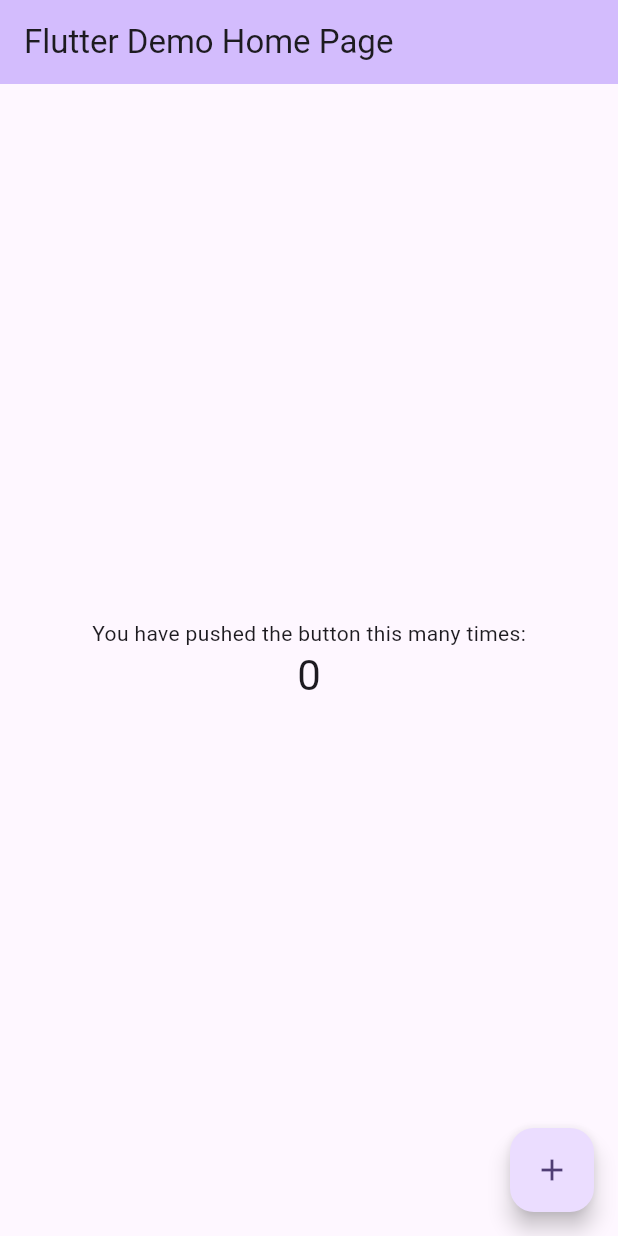
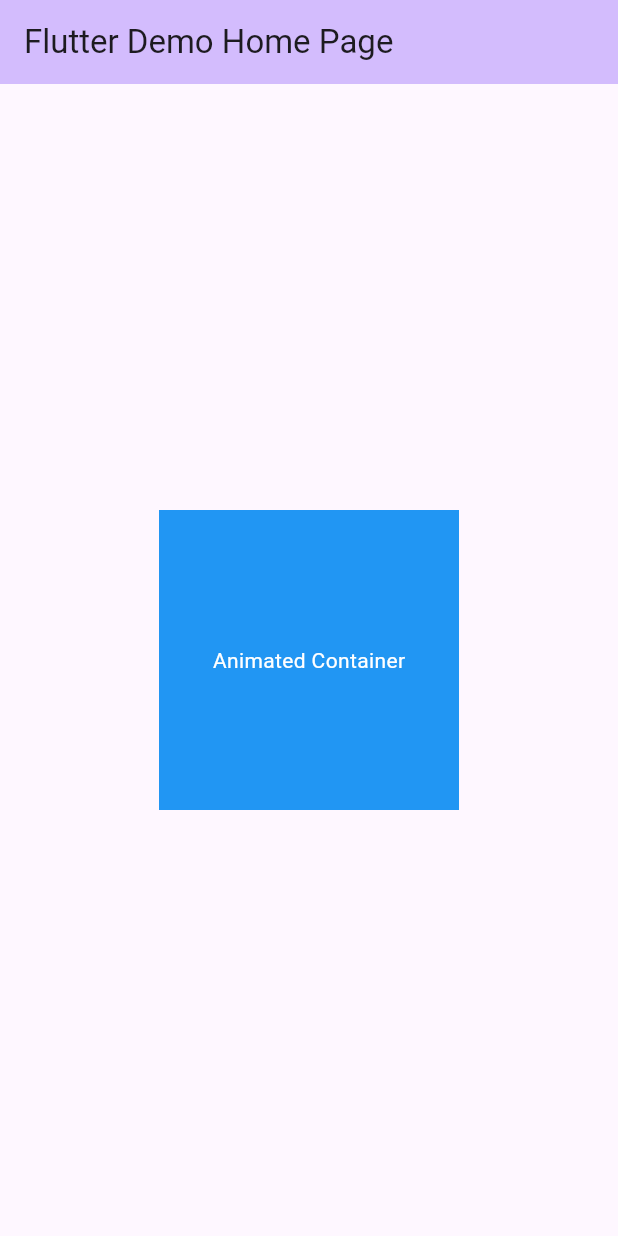
Before and after one commit to Mirobecatherline/animation, a Flutter app: the screen it shows after launch, on a phone screen of 412 x 824 dp. Run offline on Flutter 3.47's test engine with Material 3 defaults, Android fonts, the phone set to English and light mode, and no system bars.

Commit message:
adding animation container

```diff
--- a/lib/main.dart
+++ b/lib/main.dart
@@ -13,21 +13,6 @@ class MyApp extends StatelessWidget {
     return MaterialApp(
       title: 'Flutter Demo',
       theme: ThemeData(
-        // This is the theme of your application.
-        //
-        // TRY THIS: Try running your application with "flutter run". You'll see
-        // the application has a purple toolbar. Then, without quitting the app,
-        // try changing the seedColor in the colorScheme below to Colors.green
-        // and then invoke "hot reload" (save your changes or press the "hot
-        // reload" button in a Flutter-supported IDE, or press "r" if you used
-        // the command line to start the app).
-        //
-        // Notice that the counter didn't reset back to zero; the application
-        // state is not lost during the reload. To reset the state, use hot
-        // restart instead.
-        //
-        // This works for code too, not just values: Most code changes can be
-        // tested with just a hot reload.
         colorScheme: ColorScheme.fromSeed(seedColor: Colors.deepPurple),
         useMaterial3: true,
       ),
@@ -39,87 +24,78 @@ class MyApp extends StatelessWidget {
 class MyHomePage extends StatefulWidget {
   const MyHomePage({super.key, required this.title});
 
-  // This widget is the home page of your application. It is stateful, meaning
-  // that it has a State object (defined below) that contains fields that affect
-  // how it looks.
-
-  // This class is the configuration for the state. It holds the values (in this
-  // case the title) provided by the parent (in this case the App widget) and
-  // used by the build method of the State. Fields in a Widget subclass are
-  // always marked "final".
-
   final String title;
 
   @override
   State<MyHomePage> createState() => _MyHomePageState();
 }
 
-class _MyHomePageState extends State<MyHomePage> {
-  int _counter = 0;
+class _MyHomePageState extends State<MyHomePage>
+    with SingleTickerProviderStateMixin {
+  late Animation<double> animation;
+  late AnimationController animationcontroller;
 
-  void _incrementCounter() {
-    setState(() {
-      // This call to setState tells the Flutter framework that something has
-      // changed in this State, which causes it to rerun the build method below
-      // so that the display can reflect the updated values. If we changed
-      // _counter without calling setState(), then the build method would not be
-      // called again, and so nothing would appear to happen.
-      _counter++;
-    });
+  @override
+//In Flutter, the initState method is a lifecycle method that is called when a stateful widget is inserted into the widget tree for the first time. It's part of the State class and is used to perform one-time initialization tasks for the widget's state.
+
+  void initState() {
+    super.initState();
+// we create a animate controller in initstate method. it manages animation lifecycle. vsync synchonize with h widget lifcycle
+    animationcontroller = AnimationController(
+      vsync: this,
+      duration: const Duration(seconds: 2),
+    );
+// tween defines the range of values
+    animation = Tween<double>(
+      begin: 100.0, // Initial size
+      end: 200.0, // Final size
+    ).animate(animationcontroller);
+// the below begins our animation from initial state to final state.
+    animationcontroller.forward();
   }
 
   @override
   Widget build(BuildContext context) {
-    // This method is rerun every time setState is called, for instance as done
-    // by the _incrementCounter method above.
-    //
-    // The Flutter framework has been optimized to make rerunning build methods
-    // fast, so that you can just rebuild anything that needs updating rather
-    // than having to individually change instances of widgets.
     return Scaffold(
         appBar: AppBar(
-        // TRY THIS: Try changing the color here to a specific color (to
-        // Colors.amber, perhaps?) and trigger a hot reload to see the AppBar
-        // change color while the other colors stay the same.
-        backgroundColor: Theme.of(context).colorScheme.inversePrimary,
           // Here we take the value from the MyHomePage object that was created by
           // the App.build method, and use it to set our appbar title.
+          backgroundColor: Theme.of(context).colorScheme.inversePrimary,
           title: Text(widget.title),
         ),
         body: Center(
-        // Center is a layout widget. It takes a single child and positions it
-        // in the middle of the parent.
-        child: Column(
-          // Column is also a layout widget. It takes a list of children and
-          // arranges them vertically. By default, it sizes itself to fit its
-          // children horizontally, and tries to be as tall as its parent.
-          //
-          // Column has various properties to control how it sizes itself and
-          // how it positions its children. Here we use mainAxisAlignment to
-          // center the children vertically; the main axis here is the vertical
-          // axis because Columns are vertical (the cross axis would be
-          // horizontal).
-          //
-          // TRY THIS: Invoke "debug painting" (choose the "Toggle Debug Paint"
-          // action in the IDE, or press "p" in the console), to see the
-          // wireframe for each widget.
-          mainAxisAlignment: MainAxisAlignment.center,
-          children: <Widget>[
-            const Text(
-              'You have pushed the button this many times:',
-            ),
-            Text(
-              '$_counter',
-              style: Theme.of(context).textTheme.headlineMedium,
-            ),
-          ],
+          child: AnimatedBuilder(
+            animation: animation,
+            builder: (context, child) {
+              return Container(
+                width: animation.value, // Use the animated value for width
+                height: animation.value, // Use the animated value for height
+                color: Colors.blue,
+                child: const Center(
+                  child: Text(
+                    'Animated Container',
+                    style: TextStyle(color: Colors.white),
                   ),
                 ),
-      floatingActionButton: FloatingActionButton(
-        onPressed: _incrementCounter,
-        tooltip: 'Increment',
-        child: const Icon(Icons.add),
-      ), // This trailing comma makes auto-formatting nicer for build methods.
+              );
+            },
+          ),
+        )
+        //akes auto-formatting nicer for build methods.
         );
   }
+
+  @override
+  void dispose() {
+    // Step 5: Dispose the AnimationController when the widget is disposed
+    animationcontroller.dispose();
+    super.dispose();
   }
+}
+//animation classes
+//  Animation- represents a value that changes over time
+//  Tween- defines a range of values for an animation
+//  AnimationController- controlls the duraton ,forward and reverse aspects of an animation
+// SingleTickerProviderStateMixin makes it easier for you to create smooth animation in your app
+//When you want to make something move or change smoothly over time (like a button getting bigger or smaller), you need a special tool called an AnimationController. This tool requires another special thing called a TickerProvider to work properly.
+//SingleTickerProviderStateMixin is like a quick and easy way to give your animation tool (the AnimationController) the special thing it needs (the TickerProvider). It's called "Single" because it's designed for cases where you have just one animation tool in your widget.
```
Lines whose indentation alone changed are shown as unchanged.
